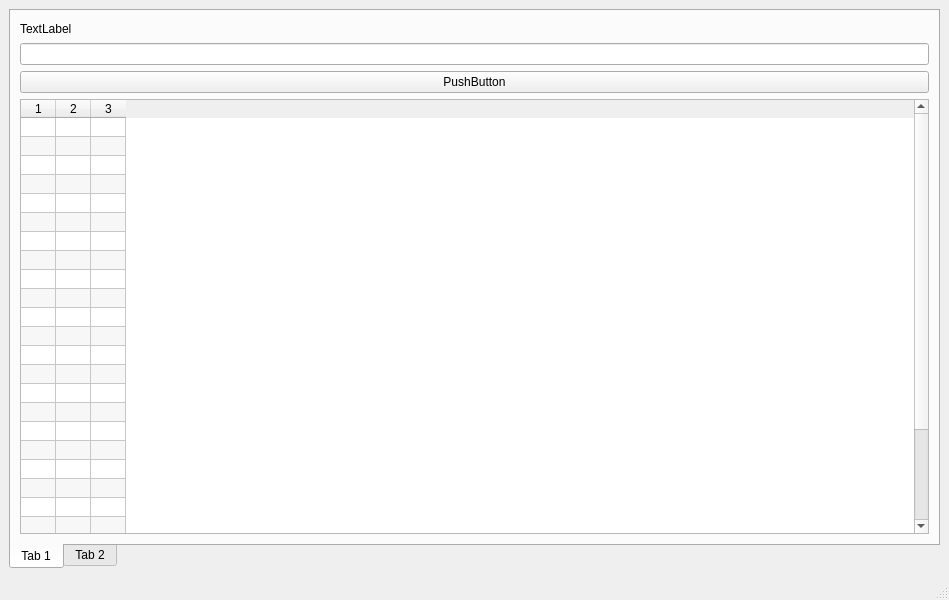
Before: the Qt Designer form TMW.ui in clamgee/python-code, drawn with Qt 5.
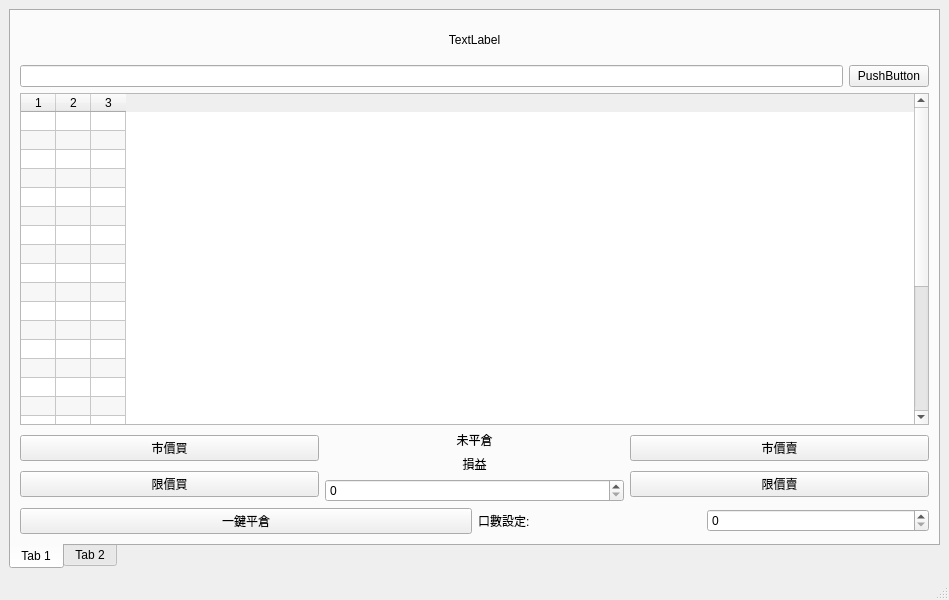
After: the same form once the commit is applied.

Diff of the .ui file:
```diff
--- a/TMW.ui
+++ b/TMW.ui
@@ -10,6 +10,12 @@
     <height>600</height>
    </rect>
   </property>
+  <property name="sizePolicy">
+   <sizepolicy hsizetype="Expanding" vsizetype="Expanding">
+    <horstretch>0</horstretch>
+    <verstretch>0</verstretch>
+   </sizepolicy>
+  </property>
   <property name="windowTitle">
    <string>MainWindow</string>
   </property>
@@ -17,6 +23,18 @@
    <layout class="QHBoxLayout" name="horizontalLayout">
     <item>
      <widget class="QTabWidget" name="tabWidget">
+      <property name="sizePolicy">
+       <sizepolicy hsizetype="Expanding" vsizetype="Expanding">
+        <horstretch>0</horstretch>
+        <verstretch>0</verstretch>
+       </sizepolicy>
+      </property>
+      <property name="maximumSize">
+       <size>
+        <width>16777215</width>
+        <height>16777215</height>
+       </size>
+      </property>
       <property name="tabPosition">
        <enum>QTabWidget::South</enum>
       </property>
@@ -29,10 +47,7 @@
        </attribute>
        <layout class="QGridLayout" name="gridLayout">
         <item row="0" column="0">
-         <layout class="QHBoxLayout" name="horizontalLayout_2" stretch="4,1">
-          <property name="sizeConstraint">
-           <enum>QLayout::SetDefaultConstraint</enum>
-          </property>
+         <layout class="QHBoxLayout" name="horizontalLayout_6" stretch="5,1">
           <item>
            <layout class="QGridLayout" name="gridLayout_3" rowstretch="0" columnstretch="0" rowminimumheight="0" columnminimumwidth="0">
             <property name="sizeConstraint">
@@ -41,26 +56,34 @@
            </layout>
           </item>
           <item>
-           <layout class="QVBoxLayout" name="verticalLayout" stretch="1,1,1,25">
-            <property name="spacing">
-             <number>6</number>
-            </property>
+           <layout class="QVBoxLayout" name="verticalLayout_5" stretch="1,5,2,1">
             <item>
-             <widget class="QLabel" name="label">
-              <property name="text">
-               <string>TextLabel</string>
-              </property>
-             </widget>
-            </item>
-            <item>
-             <widget class="QLineEdit" name="lineEdit"/>
-            </item>
-            <item>
-             <widget class="QPushButton" name="pushButton">
-              <property name="text">
-               <string>PushButton</string>
-              </property>
-             </widget>
+             <layout class="QVBoxLayout" name="verticalLayout">
+              <item>
+               <widget class="QLabel" name="label">
+                <property name="text">
+                 <string>TextLabel</string>
+                </property>
+                <property name="alignment">
+                 <set>Qt::AlignCenter</set>
+                </property>
+               </widget>
+              </item>
+              <item>
+               <layout class="QHBoxLayout" name="horizontalLayout_2">
+                <item>
+                 <widget class="QLineEdit" name="lineEdit"/>
+                </item>
+                <item>
+                 <widget class="QPushButton" name="pushButton">
+                  <property name="text">
+                   <string>PushButton</string>
+                  </property>
+                 </widget>
+                </item>
+               </layout>
+              </item>
+             </layout>
             </item>
             <item>
              <widget class="QTableWidget" name="tableWidget">
@@ -141,6 +164,98 @@
               <column/>
              </widget>
             </item>
+            <item>
+             <layout class="QHBoxLayout" name="horizontalLayout_3">
+              <item>
+               <layout class="QVBoxLayout" name="verticalLayout_2" stretch="1,2">
+                <item>
+                 <widget class="QPushButton" name="pushButton_5">
+                  <property name="text">
+                   <string>市價買</string>
+                  </property>
+                 </widget>
+                </item>
+                <item>
+                 <widget class="QPushButton" name="pushButton_2">
+                  <property name="text">
+                   <string>限價買</string>
+                  </property>
+                 </widget>
+                </item>
+               </layout>
+              </item>
+              <item>
+               <layout class="QVBoxLayout" name="verticalLayout_4">
+                <item>
+                 <widget class="QLabel" name="label_3">
+                  <property name="text">
+                   <string>未平倉</string>
+                  </property>
+                  <property name="alignment">
+                   <set>Qt::AlignCenter</set>
+                  </property>
+                 </widget>
+                </item>
+                <item>
+                 <widget class="QLabel" name="label_2">
+                  <property name="text">
+                   <string>損益</string>
+                  </property>
+                  <property name="alignment">
+                   <set>Qt::AlignCenter</set>
+                  </property>
+                 </widget>
+                </item>
+                <item>
+                 <widget class="QSpinBox" name="spinBox"/>
+                </item>
+               </layout>
+              </item>
+              <item>
+               <layout class="QVBoxLayout" name="verticalLayout_3" stretch="1,2">
+                <item>
+                 <widget class="QPushButton" name="pushButton_6">
+                  <property name="text">
+                   <string>市價賣</string>
+                  </property>
+                 </widget>
+                </item>
+                <item>
+                 <widget class="QPushButton" name="pushButton_4">
+                  <property name="text">
+                   <string>限價賣</string>
+                  </property>
+                 </widget>
+                </item>
+               </layout>
+              </item>
+             </layout>
+            </item>
+            <item>
+             <layout class="QHBoxLayout" name="horizontalLayout_5">
+              <item>
+               <widget class="QPushButton" name="pushButton_7">
+                <property name="text">
+                 <string>一鍵平倉</string>
+                </property>
+               </widget>
+              </item>
+              <item>
+               <layout class="QHBoxLayout" name="horizontalLayout_4">
+                <item>
+                 <widget class="QLabel" name="label_4">
+                  <property name="text">
+                   <string>口數設定:</string>
+                  </property>
+                 </widget>
+                </item>
+                <item>
+                 <widget class="QSpinBox" name="spinBox_2"/>
+                </item>
+               </layout>
+              </item>
+             </layout>
+            </item>
            </layout>
           </item>
          </layout>
```
Left out of the diff: 2 changed lines with no effect on the pictures.
